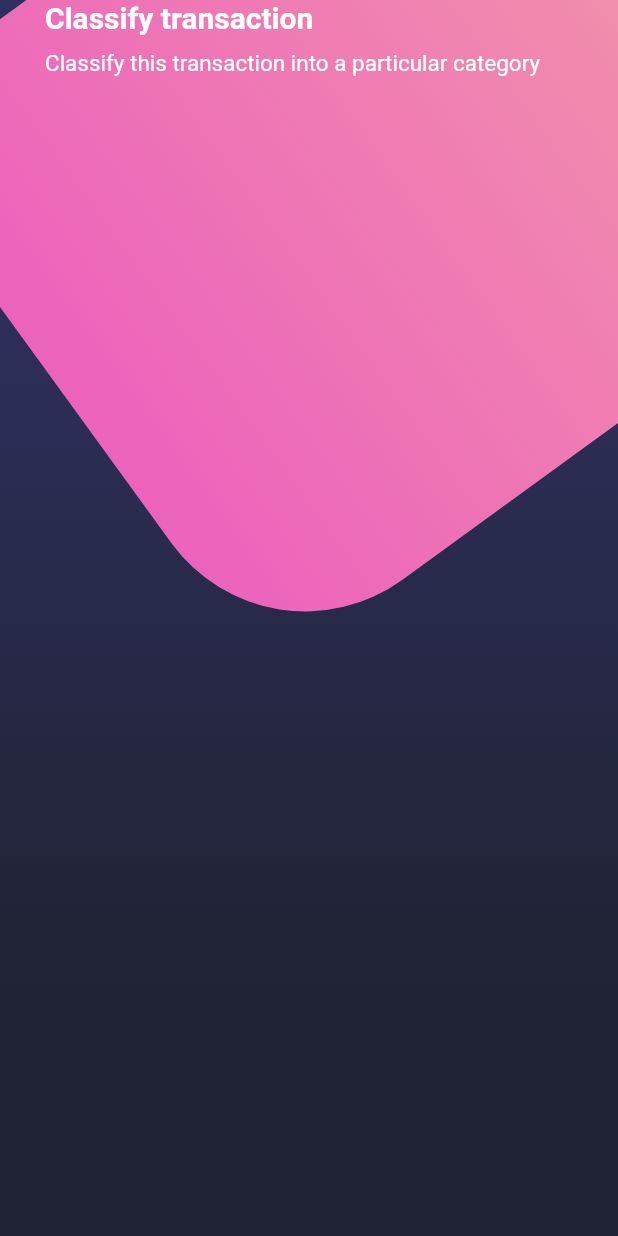
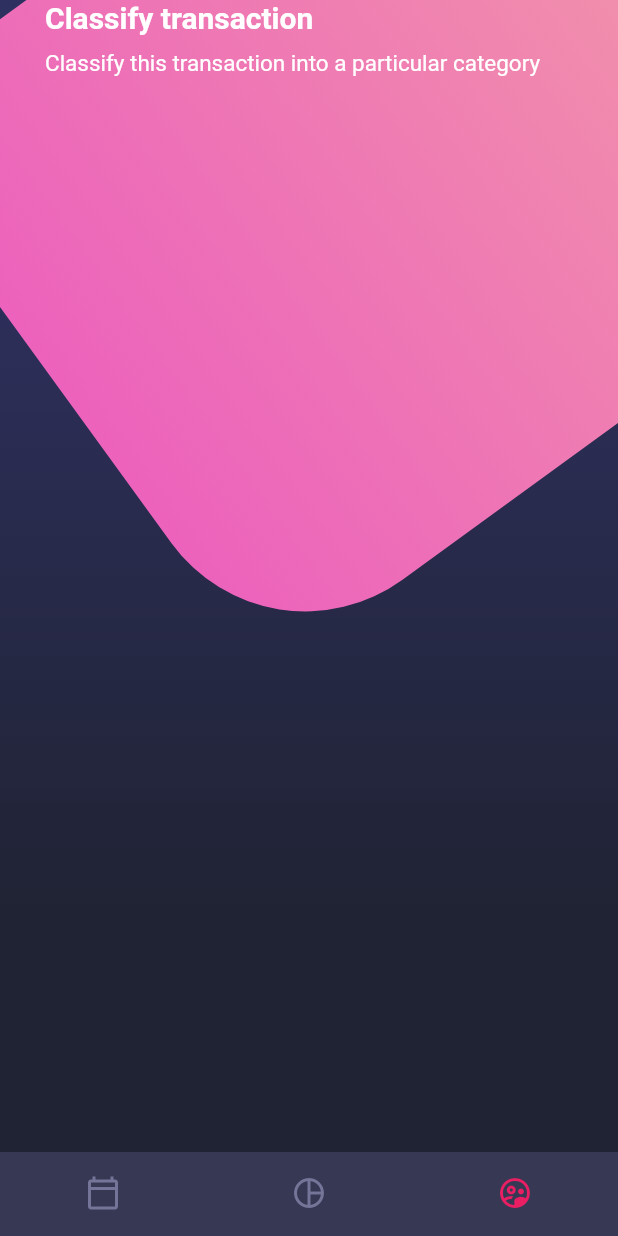
Before and after one commit to DiegoJavb/disenos, a Flutter app: the screen it shows after launch, on a phone screen of 412 x 824 dp. Run offline on Flutter 3.47's test engine with Material 2 defaults, Android fonts, the phone set to English and light mode, and no system bars.

Commit message:
custom bottom navigation bar

```diff
--- a/lib/screens/home_screen.dart
+++ b/lib/screens/home_screen.dart
@@ -1,6 +1,6 @@
-import 'package:disenos/widgets/page_title.dart';
 import 'package:flutter/material.dart';
-import 'package:disenos/widgets/background.dart';
+
+import 'package:disenos/widgets/widgets.dart';
 
 class HomeScreen extends StatelessWidget {
   const HomeScreen({super.key});
@@ -15,6 +15,8 @@ class HomeScreen extends StatelessWidget {
           _HomeBody(),
         ],
       ),
+      //TODO: botton navigation
+      bottomNavigationBar: CustomBottomNavigation(),
     );
   }
 }
--- /dev/null
+++ b/lib/widgets/custom_botton_navigation.dart
@@ -0,0 +1,25 @@
+import 'package:flutter/material.dart';
+
+class CustomBottomNavigation extends StatelessWidget {
+  @override
+  Widget build(BuildContext context) {
+    return BottomNavigationBar(
+      elevation: 100,
+      showSelectedLabels: false,
+      showUnselectedLabels: false,
+      selectedItemColor: Colors.pink,
+      backgroundColor: const Color.fromRGBO(55, 57, 84, 1),
+      unselectedItemColor: Color.fromRGBO(116, 117, 152, 1),
+      currentIndex: 2,
+      items: const [
+        BottomNavigationBarItem(
+            icon: Icon(Icons.calendar_today_outlined), label: 'Calendario'),
+        BottomNavigationBarItem(
+            icon: Icon(Icons.pie_chart_outline_outlined), label: 'Gráfica'),
+        BottomNavigationBarItem(
+            icon: Icon(Icons.supervised_user_circle_outlined),
+            label: 'Usuarios'),
+      ],
+    );
+  }
+}
--- /dev/null
+++ b/lib/widgets/widgets.dart
@@ -0,0 +1,3 @@
+export 'package:disenos/widgets/custom_botton_navigation.dart';
+export 'package:disenos/widgets/page_title.dart';
+export 'package:disenos/widgets/background.dart';
```
